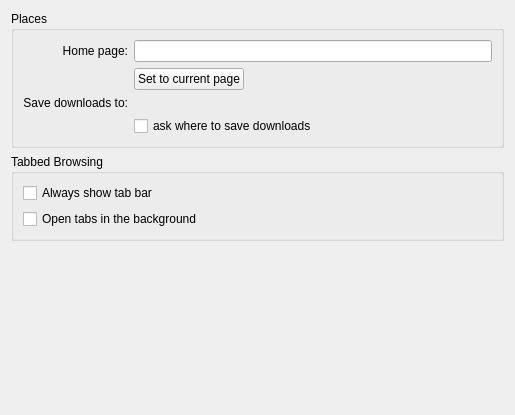
First picture: the form in src/settings_general.ui, repository KDE/rekonq, before the edit.
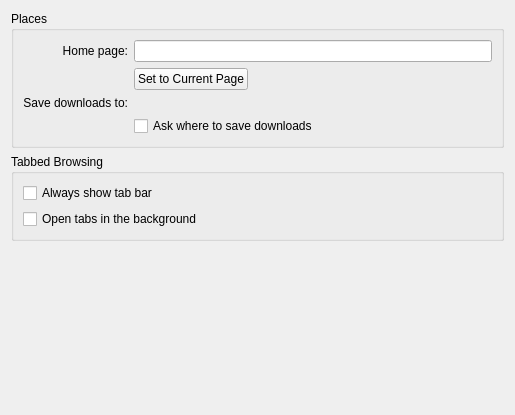
Second picture: the form after the edit. Custom widgets are drawn as their Qt base class.

Commit message: More KDE HIG related string changes

```diff
--- a/src/settings_general.ui
+++ b/src/settings_general.ui
@@ -45,7 +45,7 @@
         <item>
          <widget class="QPushButton" name="setHomeToCurrentPageButton">
           <property name="text">
-           <string>Set to current page</string>
+           <string>Set to Current Page</string>
           </property>
          </widget>
         </item>
@@ -80,7 +80,7 @@
       <item row="3" column="1">
        <widget class="QCheckBox" name="kcfg_downloadToDefaultDir">
         <property name="text">
-         <string>ask where to save downloads</string>
+         <string>Ask where to save downloads</string>
         </property>
        </widget>
       </item>
```
